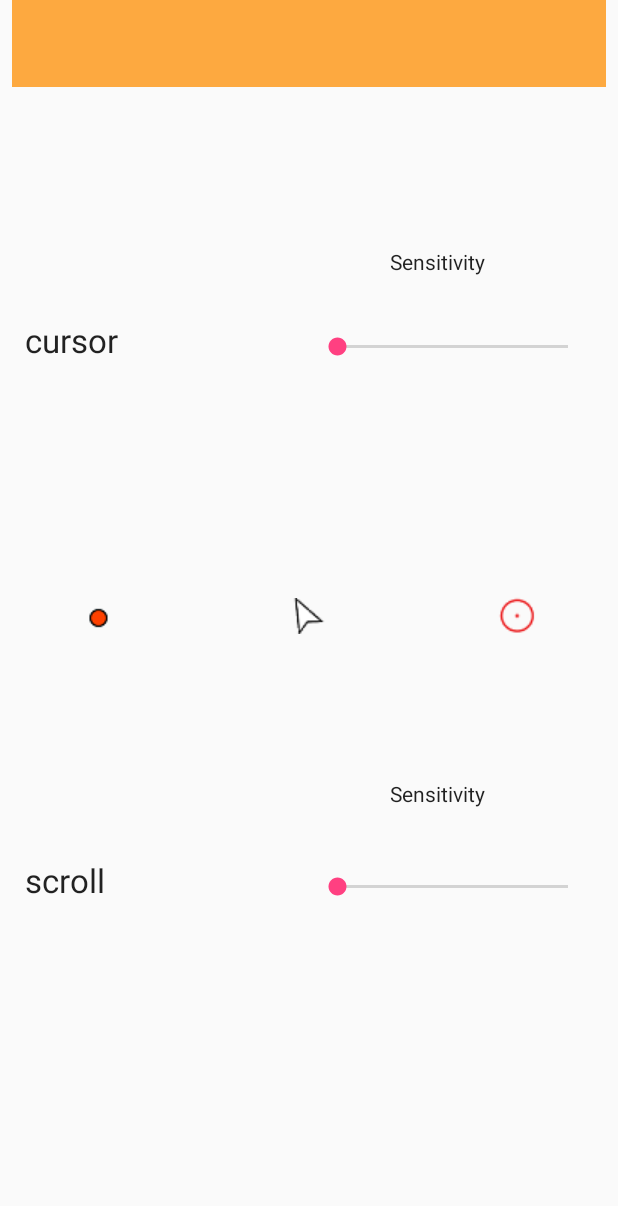
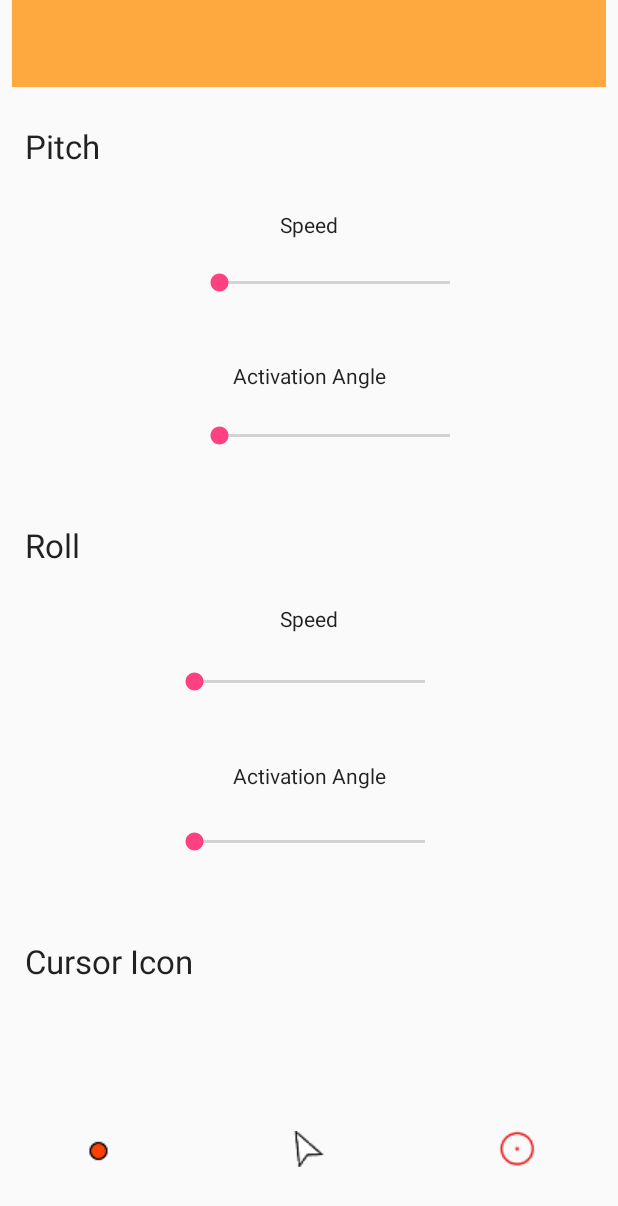
Before and after one commit to Revinz/P2_Application, an Android app: the layout activity_settings.xml on its own in the app's theme, with its tools: preview values and no code run, on a phone screen of 412 x 824 dp. Shown: the top 1206 px of the screen. Run offline under Robolectric (Android 15) with nearby library versions, the phone set to English and light mode, and no system bars.

Commit message:
Pitch and roll

```diff
--- a/app/src/main/java/aau/g202/p2_gesturebasedinteraction/Settings.java
+++ b/app/src/main/java/aau/g202/p2_gesturebasedinteraction/Settings.java
@@ -12,7 +12,7 @@ import android.widget.SeekBar.OnSeekBarChangeListener;
 public class Settings extends AppCompatActivity implements View.OnClickListener{
 
     //initializing variables
-    SeekBar cursor_seekbar, scroll_seekbar;
+    SeekBar pitchSpeed_seekbar, pitchAngle_seekbar, rollSpeed_seekbar, rollAngle_seekbar;
     ImageButton dot_button, cursor_button, circle_button;
 
     @Override
@@ -20,14 +20,25 @@ public class Settings extends AppCompatActivity implements View.OnClickListener{
         super.onCreate(savedInstanceState);
         setContentView(R.layout.activity_settings);
 
-        SharedPreferences sens_scroll = getApplicationContext().getSharedPreferences("scrollSens",MODE_PRIVATE);
-        final SharedPreferences.Editor scrollSensEdit = sens_scroll.edit();
-        SharedPreferences sens_cursor = getApplicationContext().getSharedPreferences("cursorSens",MODE_PRIVATE);
-        final SharedPreferences.Editor cursorSensEdit = sens_cursor.edit();
+        SharedPreferences speed_pitch = getApplicationContext().getSharedPreferences("pitchSpeed",MODE_PRIVATE);
+        final SharedPreferences.Editor pitchSpeedEdit = speed_pitch.edit();
 
-        //casting variables
-        scroll_seekbar = findViewById(R.id.scroll_seekbar);
-        cursor_seekbar = findViewById(R.id.cursor_seekbar);
+        SharedPreferences angle_pitch = getApplicationContext().getSharedPreferences("pitchAngle",MODE_PRIVATE);
+        final SharedPreferences.Editor pitchAngleEdit = angle_pitch.edit();
+
+        SharedPreferences speed_roll = getApplicationContext().getSharedPreferences("rollSpeed",MODE_PRIVATE);
+        final SharedPreferences.Editor rollSpeedEdit = speed_roll.edit();
+
+        SharedPreferences angle_roll = getApplicationContext().getSharedPreferences("rollAngle",MODE_PRIVATE);
+        final SharedPreferences.Editor rollAngleEdit = angle_roll.edit();
+
+        //casting variables for the seekbars
+        pitchSpeed_seekbar = findViewById(R.id.pitchSpeed_seekbar);
+        pitchAngle_seekbar = findViewById(R.id.pitchAngle_seekbar);
+        rollSpeed_seekbar = findViewById(R.id.rollSpeed_seekbar);
+        rollAngle_seekbar = findViewById(R.id.rollAngle_seekbar);
+
+        //casting variables for the image buttons
         dot_button = findViewById(R.id.dot_button);
         cursor_button = findViewById(R.id.cursor_button);
         circle_button = findViewById(R.id.circle_button);
@@ -37,8 +48,8 @@ public class Settings extends AppCompatActivity implements View.OnClickListener{
         cursor_button.setOnClickListener(this);
         circle_button.setOnClickListener(this);
 
-        //To detect change on scroll_seekbar
-        scroll_seekbar.setOnSeekBarChangeListener(new OnSeekBarChangeListener(){
+        //To detect change on pitchSpeed_seekbar
+        pitchSpeed_seekbar.setOnSeekBarChangeListener(new OnSeekBarChangeListener(){
             //Setting start progress
             int progress = 2;
 
@@ -52,13 +63,13 @@ public class Settings extends AppCompatActivity implements View.OnClickListener{
             }
             @Override //Can be used to display things and to test
             public void onStopTrackingTouch(SeekBar seekBar) {
-                scrollSensEdit.putInt("scrollValue",scroll_seekbar.getProgress());
-                scrollSensEdit.apply();
+                pitchSpeedEdit.putInt("pitchSpeedValue",pitchSpeed_seekbar.getProgress());
+                pitchSpeedEdit.apply();
             }
         });
 
-        //To detect change on cursor_seekbar
-        cursor_seekbar.setOnSeekBarChangeListener(new OnSeekBarChangeListener() {
+        //To detect change on pitchAngle_seekbar
+        pitchAngle_seekbar.setOnSeekBarChangeListener(new OnSeekBarChangeListener() {
             //Setting start progress
             int progress = 2;
 
@@ -73,8 +84,48 @@ public class Settings extends AppCompatActivity implements View.OnClickListener{
 
             @Override //Can be used to display things and to test
             public void onStopTrackingTouch(SeekBar seekBar) {
-                cursorSensEdit.putInt("cursorValue",cursor_seekbar.getProgress());
-                cursorSensEdit.apply();
+                pitchAngleEdit.putInt("pitchAngleValue",pitchAngle_seekbar.getProgress());
+                pitchAngleEdit.apply();
+            }
+        });
+
+        //To detect change on rollSpeed_seekbar
+        rollSpeed_seekbar.setOnSeekBarChangeListener(new OnSeekBarChangeListener(){
+            //Setting start progress
+            int progress = 2;
+
+            @Override
+            public void onProgressChanged(SeekBar seekBar, int progressValue, boolean fromUser){
+                progress = progressValue;
+            }
+            @Override //Can be used to display things and to test
+            public void onStartTrackingTouch(SeekBar seekBar) {
+
+            }
+            @Override //Can be used to display things and to test
+            public void onStopTrackingTouch(SeekBar seekBar) {
+                rollSpeedEdit.putInt("rollSpeedValue",rollSpeed_seekbar.getProgress());
+                rollSpeedEdit.apply();
+            }
+        });
+
+        //To detect change on rollAngle_seekbar
+        rollAngle_seekbar.setOnSeekBarChangeListener(new OnSeekBarChangeListener(){
+            //Setting start progress
+            int progress = 2;
+
+            @Override
+            public void onProgressChanged(SeekBar seekBar, int progressValue, boolean fromUser){
+                progress = progressValue;
+            }
+            @Override //Can be used to display things and to test
+            public void onStartTrackingTouch(SeekBar seekBar) {
+
+            }
+            @Override //Can be used to display things and to test
+            public void onStopTrackingTouch(SeekBar seekBar) {
+                rollAngleEdit.putInt("rollAngleValue",rollAngle_seekbar.getProgress());
+                rollAngleEdit.apply();
             }
         });
     }
--- a/app/src/main/res/layout/activity_settings.xml
+++ b/app/src/main/res/layout/activity_settings.xml
@@ -7,41 +7,84 @@
     tools:context=".Settings">
 
     <TextView
-        android:id="@+id/cursor"
+        android:id="@+id/pitch_Title"
         android:layout_width="126dp"
         android:layout_height="39dp"
         android:layout_marginBottom="8dp"
         android:layout_marginEnd="8dp"
         android:layout_marginStart="8dp"
         android:layout_marginTop="8dp"
-        android:text="cursor"
+        android:text="Pitch"
         android:textAppearance="@style/TextAppearance.AppCompat.Large"
         app:layout_constraintBottom_toBottomOf="parent"
         app:layout_constraintEnd_toEndOf="parent"
         app:layout_constraintHorizontal_bias="0.033"
         app:layout_constraintStart_toStartOf="parent"
         app:layout_constraintTop_toTopOf="parent"
-        app:layout_constraintVertical_bias="0.265" />
+        app:layout_constraintVertical_bias="0.097" />
 
     <TextView
-        android:id="@+id/scroll"
+        android:id="@+id/Roll_Title"
         android:layout_width="126dp"
         android:layout_height="39dp"
         android:layout_marginBottom="8dp"
         android:layout_marginEnd="8dp"
         android:layout_marginStart="8dp"
         android:layout_marginTop="8dp"
-        android:text="scroll"
+        android:text="Roll"
         android:textAppearance="@style/TextAppearance.AppCompat.Large"
         app:layout_constraintBottom_toBottomOf="parent"
         app:layout_constraintEnd_toEndOf="parent"
         app:layout_constraintHorizontal_bias="0.033"
         app:layout_constraintStart_toStartOf="parent"
         app:layout_constraintTop_toTopOf="parent"
-        app:layout_constraintVertical_bias="0.734" />
+        app:layout_constraintVertical_bias="0.443" />
+
+    <TextView
+        android:id="@+id/cursor_Title"
+        android:layout_width="126dp"
+        android:layout_height="39dp"
+        android:layout_marginBottom="8dp"
+        android:layout_marginEnd="8dp"
+        android:layout_marginStart="8dp"
+        android:layout_marginTop="8dp"
+        android:text="Cursor Icon"
+        android:textAppearance="@style/TextAppearance.AppCompat.Large"
+        app:layout_constraintBottom_toBottomOf="parent"
+        app:layout_constraintEnd_toEndOf="parent"
+        app:layout_constraintHorizontal_bias="0.033"
+        app:layout_constraintStart_toStartOf="parent"
+        app:layout_constraintTop_toTopOf="parent"
+        app:layout_constraintVertical_bias="0.804" />
 
     <SeekBar
-        android:id="@+id/cursor_seekbar"
+        android:id="@+id/pitchAngle_seekbar"
+        android:layout_width="186dp"
+        android:layout_height="39dp"
+        android:layout_marginBottom="8dp"
+        android:layout_marginEnd="96dp"
+        android:layout_marginTop="8dp"
+        android:max="4"
+        app:layout_constraintBottom_toBottomOf="parent"
+        app:layout_constraintEnd_toEndOf="parent"
+        app:layout_constraintTop_toTopOf="parent"
+        app:layout_constraintVertical_bias="0.343" />
+
+    <SeekBar
+        android:id="@+id/pitchSpeed_seekbar"
+        android:layout_width="186dp"
+        android:layout_height="39dp"
+        android:layout_marginBottom="8dp"
+        android:layout_marginEnd="96dp"
+        android:layout_marginTop="8dp"
+        android:max="4"
+        app:layout_constraintBottom_toBottomOf="parent"
+        app:layout_constraintEnd_toEndOf="parent"
+        app:layout_constraintTop_toTopOf="parent"
+        app:layout_constraintVertical_bias="0.21" />
+
+    <SeekBar
+        android:id="@+id/rollSpeed_seekbar"
         android:layout_width="186dp"
         android:layout_height="39dp"
         android:layout_marginBottom="8dp"
@@ -51,13 +94,12 @@
         android:max="4"
         app:layout_constraintBottom_toBottomOf="parent"
         app:layout_constraintEnd_toEndOf="parent"
-        app:layout_constraintHorizontal_bias="0.956"
         app:layout_constraintStart_toStartOf="parent"
         app:layout_constraintTop_toTopOf="parent"
-        app:layout_constraintVertical_bias="0.265" />
+        app:layout_constraintVertical_bias="0.556" />
 
     <SeekBar
-        android:id="@+id/scroll_seekbar"
+        android:id="@+id/rollAngle_seekbar"
         android:layout_width="186dp"
         android:layout_height="39dp"
         android:layout_marginBottom="8dp"
@@ -67,48 +109,82 @@
         android:max="4"
         app:layout_constraintBottom_toBottomOf="parent"
         app:layout_constraintEnd_toEndOf="parent"
-        app:layout_constraintHorizontal_bias="0.956"
         app:layout_constraintStart_toStartOf="parent"
         app:layout_constraintTop_toTopOf="parent"
-        app:layout_constraintVertical_bias="0.734" />
+        app:layout_constraintVertical_bias="0.695" />
 
     <TextView
-        android:id="@+id/cursor_sens"
+        android:id="@+id/pitchAngle_Text"
         android:layout_width="wrap_content"
         android:layout_height="wrap_content"
         android:layout_marginBottom="8dp"
         android:layout_marginEnd="8dp"
         android:layout_marginStart="8dp"
         android:layout_marginTop="8dp"
-        android:contentDescription="@string/cursor_sens"
-        android:text="@string/sensivity01"
+        android:contentDescription="@string/PitchAngle"
+        android:text="@string/PitchAngle"
         android:textAppearance="@style/TextAppearance.AppCompat.Body1"
         app:layout_constraintBottom_toBottomOf="parent"
         app:layout_constraintEnd_toEndOf="parent"
-        app:layout_constraintHorizontal_bias="0.757"
+        app:layout_constraintHorizontal_bias="0.501"
         app:layout_constraintStart_toStartOf="parent"
         app:layout_constraintTop_toTopOf="parent"
-        app:layout_constraintVertical_bias="0.199"
-        tools:text="Sensitivity" />
+        app:layout_constraintVertical_bias="0.295"
+        tools:text="Activation Angle" />
 
     <TextView
-        android:id="@+id/scroll_sens"
+        android:id="@+id/pitchSpeed_Text"
         android:layout_width="wrap_content"
         android:layout_height="wrap_content"
         android:layout_marginBottom="8dp"
         android:layout_marginEnd="8dp"
         android:layout_marginStart="8dp"
         android:layout_marginTop="8dp"
-        android:contentDescription="@string/scroll_sens"
-        android:text="@string/sensivity02"
+        android:contentDescription="@string/PitchSpeed"
+        android:text="@string/PitchSpeed"
         android:textAppearance="@style/TextAppearance.AppCompat.Body1"
         app:layout_constraintBottom_toBottomOf="parent"
         app:layout_constraintEnd_toEndOf="parent"
-        app:layout_constraintHorizontal_bias="0.757"
         app:layout_constraintStart_toStartOf="parent"
         app:layout_constraintTop_toTopOf="parent"
-        app:layout_constraintVertical_bias="0.648"
-        tools:text="Sensitivity" />
+        app:layout_constraintVertical_bias="0.167"
+        tools:text="Speed" />
+
+    <TextView
+        android:id="@+id/rollSpeed_Text"
+        android:layout_width="wrap_content"
+        android:layout_height="wrap_content"
+        android:layout_marginBottom="8dp"
+        android:layout_marginEnd="8dp"
+        android:layout_marginStart="8dp"
+        android:layout_marginTop="8dp"
+        android:contentDescription="@string/rollSpeed"
+        android:text="@string/rollSpeed"
+        android:textAppearance="@style/TextAppearance.AppCompat.Body1"
+        app:layout_constraintBottom_toBottomOf="parent"
+        app:layout_constraintEnd_toEndOf="parent"
+        app:layout_constraintStart_toStartOf="parent"
+        app:layout_constraintTop_toTopOf="parent"
+        tools:text="Speed" />
+
+    <TextView
+        android:id="@+id/rollAngle_Text"
+        android:layout_width="wrap_content"
+        android:layout_height="wrap_content"
+        android:layout_marginBottom="8dp"
+        android:layout_marginEnd="8dp"
+        android:layout_marginStart="8dp"
+        android:layout_marginTop="8dp"
+        android:contentDescription="@string/rollAngle"
+        android:text="@string/rollAngle"
+        android:textAppearance="@style/TextAppearance.AppCompat.Body1"
+        app:layout_constraintBottom_toBottomOf="parent"
+        app:layout_constraintEnd_toEndOf="parent"
+        app:layout_constraintHorizontal_bias="0.501"
+        app:layout_constraintStart_toStartOf="parent"
+        app:layout_constraintTop_toTopOf="parent"
+        app:layout_constraintVertical_bias="0.633"
+        tools:text="Activation Angle" />
 
     <android.support.v7.widget.Toolbar
         android:id="@+id/toolbar"
@@ -140,7 +216,7 @@
         app:layout_constraintHorizontal_bias="0.029"
         app:layout_constraintStart_toStartOf="parent"
         app:layout_constraintTop_toTopOf="parent"
-        app:layout_constraintVertical_bias="0.498"
+        app:layout_constraintVertical_bias="1.0"
         app:srcCompat="@drawable/reddot"
         tools:background="@android:color/transparent" />
 
@@ -157,7 +233,7 @@
         app:layout_constraintEnd_toEndOf="parent"
         app:layout_constraintStart_toStartOf="parent"
         app:layout_constraintTop_toTopOf="parent"
-        app:layout_constraintVertical_bias="0.498"
+        app:layout_constraintVertical_bias="1.0"
         app:srcCompat="@drawable/mouse"
         tools:background="@android:color/transparent" />
 
@@ -175,7 +251,7 @@
         app:layout_constraintHorizontal_bias="0.97"
         app:layout_constraintStart_toStartOf="parent"
         app:layout_constraintTop_toTopOf="parent"
-        app:layout_constraintVertical_bias="0.498"
+        app:layout_constraintVertical_bias="1.0"
         app:srcCompat="@drawable/circle"
         tools:background="@android:color/transparent" />
 
```
